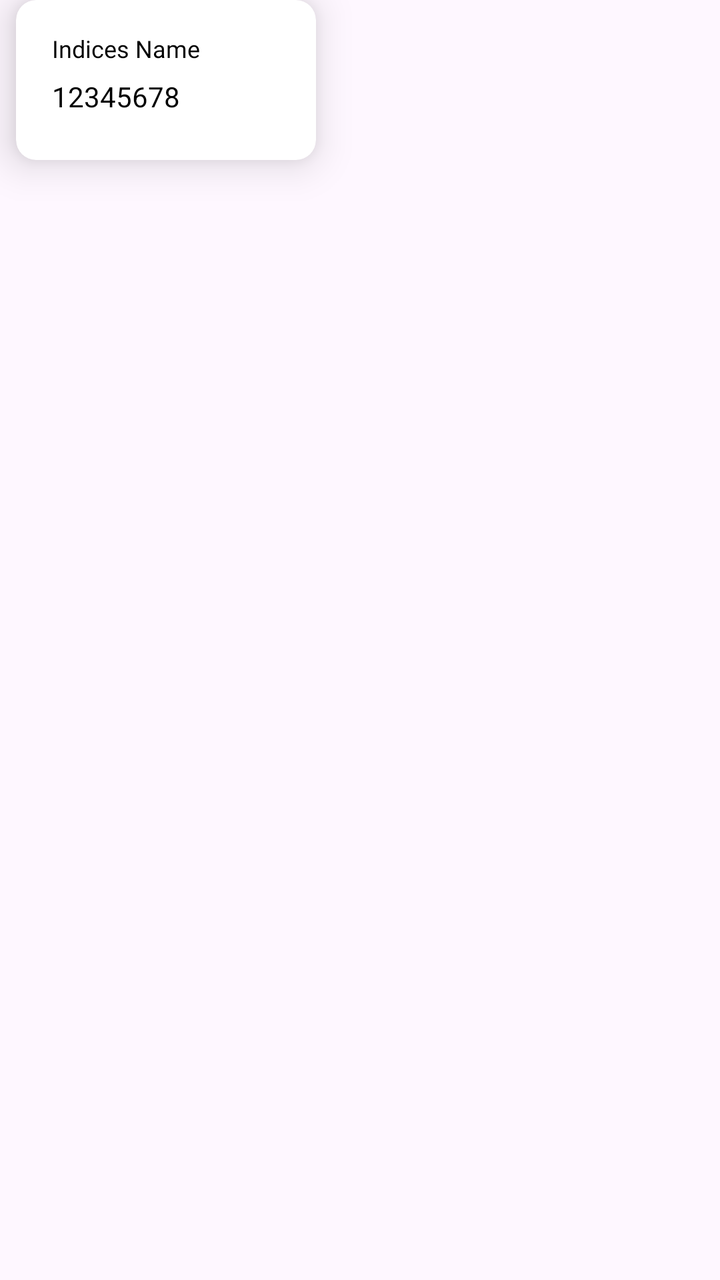
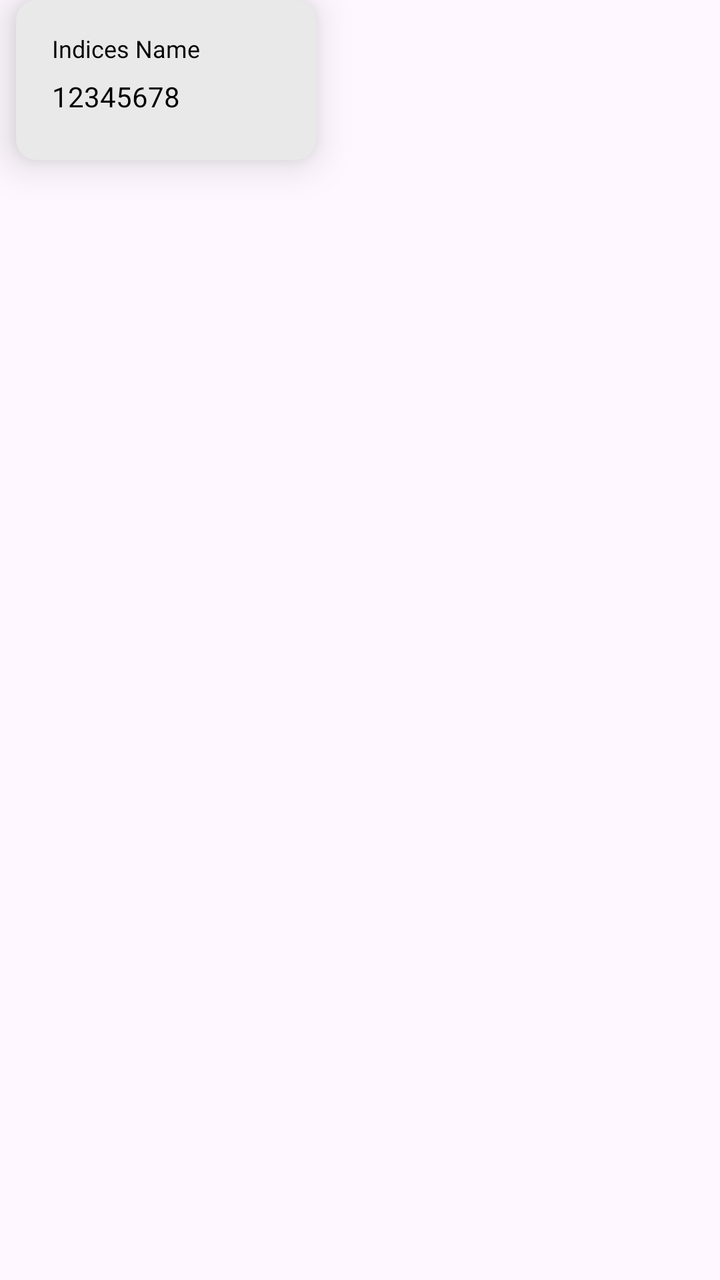

Two renders of the same Android screen: before a commit and after it. Below are the layout's source before the change and the commit's diff.
<!-- AndroidManifest.xml: application theme Theme.InvestGenius -->
<!-- res/layout/indices.xml -->
<?xml version="1.0" encoding="utf-8"?>
<androidx.constraintlayout.widget.ConstraintLayout xmlns:android="http://schemas.android.com/apk/res/android"
    xmlns:app="http://schemas.android.com/apk/res-auto"
    xmlns:tools="http://schemas.android.com/tools"
    android:layout_width="180dp"
    android:layout_height="100dp">

    <androidx.cardview.widget.CardView
        android:layout_width="150dp"
        android:layout_height="80dp"
        android:layout_marginStart="8dp"
        app:cardBackgroundColor="@color/white"
        app:cardCornerRadius="10dp"
        app:cardElevation="12dp"
        app:layout_constraintStart_toStartOf="parent">

        <androidx.constraintlayout.widget.ConstraintLayout
            android:layout_width="match_parent"
            android:layout_height="match_parent"
            android:padding="8dp">

            <TextView
                android:id="@+id/textView23"
                android:layout_width="wrap_content"
                android:layout_height="wrap_content"
                android:layout_marginTop="8dp"
                android:layout_marginEnd="40dp"
                android:fontFamily="@font/poppins_semibold"
                android:text="Indices Name"
                android:textColor="@color/black"
                android:textSize="12sp"
                app:layout_constraintEnd_toEndOf="parent"
                app:layout_constraintStart_toStartOf="parent"
                app:layout_constraintTop_toTopOf="parent" />

            <TextView
                android:id="@+id/textView24"
                android:layout_width="wrap_content"
                android:layout_height="wrap_content"
                android:layout_marginBottom="8dp"
                android:text="12345678"
                android:textColor="@color/black"
                app:layout_constraintBottom_toBottomOf="parent"
                app:layout_constraintStart_toStartOf="@+id/textView23"
                app:layout_constraintTop_toBottomOf="@+id/textView23" />
        </androidx.constraintlayout.widget.ConstraintLayout>
    </androidx.cardview.widget.CardView>
</androidx.constraintlayout.widget.ConstraintLayout>
<!-- resources referenced by this layout -->
<resources>
  <color name="black">#FF000000</color>
  <color name="white">#FFFFFFFF</color>
  <style name="Theme.InvestGenius" parent="Base.Theme.InvestGenius" />
  <style name="Base.Theme.InvestGenius" parent="Theme.Material3.DayNight.NoActionBar">
          
          
      </style>
</resources>

<!-- the commit's change to res/layout/indices.xml (unified diff, before → after) -->
@@ -9,7 +9,7 @@
         android:layout_width="150dp"
         android:layout_height="80dp"
         android:layout_marginStart="8dp"
-        app:cardBackgroundColor="@color/white"
+        app:cardBackgroundColor="#E9E9E9"
         app:cardCornerRadius="10dp"
         app:cardElevation="12dp"
         app:layout_constraintStart_toStartOf="parent">
<!-- resource entries referenced after the edit -->
@@ -1,7 +1,6 @@
 <!-- resources referenced by this layout -->
 <resources>
   <color name="black">#FF000000</color>
-  <color name="white">#FFFFFFFF</color>
   <style name="Theme.InvestGenius" parent="Base.Theme.InvestGenius" />
   <style name="Base.Theme.InvestGenius" parent="Theme.Material3.DayNight.NoActionBar">
           
